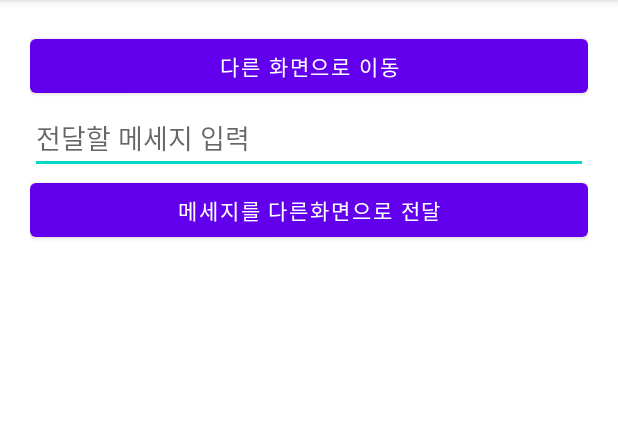
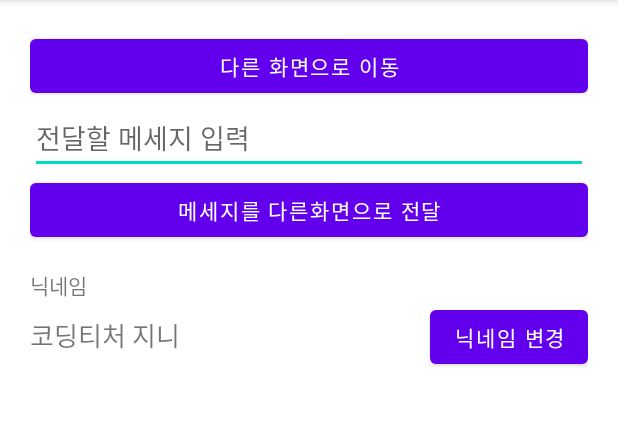
Before and after one commit to cho881020/IntentPractice_Genie, an Android app: the screen it shows after launch (MainActivity), on a phone screen of 412 x 824 dp, the part 84-510 px from its top. Run offline under Robolectric (Android 15) with nearby library versions, the phone set to English and light mode, and no system bars.

Commit message:
닉네임 보여주는 UI 추가

```diff
--- a/app/src/main/res/layout/activity_main.xml
+++ b/app/src/main/res/layout/activity_main.xml
@@ -26,4 +26,34 @@
         android:layout_height="wrap_content"
         android:text="메세지를 다른화면으로 전달" />
 
+
+    <TextView
+        android:layout_width="wrap_content"
+        android:layout_height="wrap_content"
+        android:text="닉네임"
+        android:layout_marginTop="15dp"/>
+
+    <LinearLayout
+        android:layout_width="match_parent"
+        android:layout_height="wrap_content"
+        android:orientation="horizontal">
+
+        <TextView
+            android:layout_width="wrap_content"
+            android:layout_height="wrap_content"
+            android:text="코딩티처 지니"
+            android:textSize="17sp"/>
+
+        <TextView
+            android:layout_width="0dp"
+            android:layout_height="wrap_content"
+            android:layout_weight="1" />
+
+        <Button
+            android:layout_width="wrap_content"
+            android:layout_height="wrap_content"
+            android:text="닉네임 변경" />
+
+    </LinearLayout>
+
 </LinearLayout>
```
